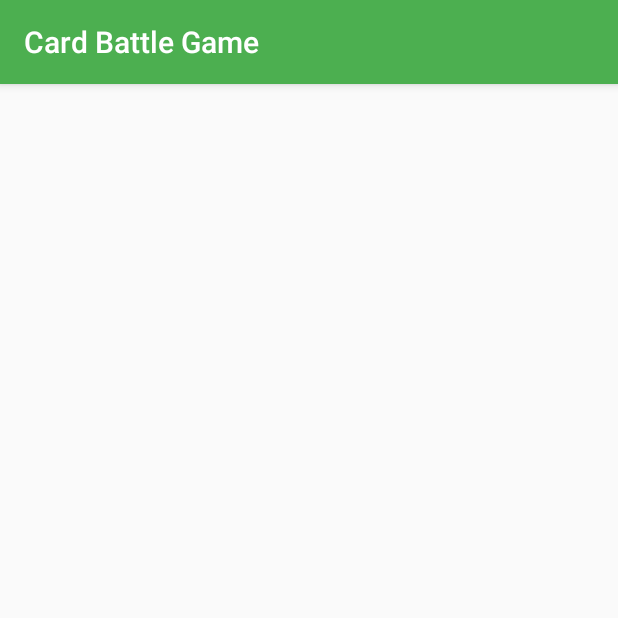
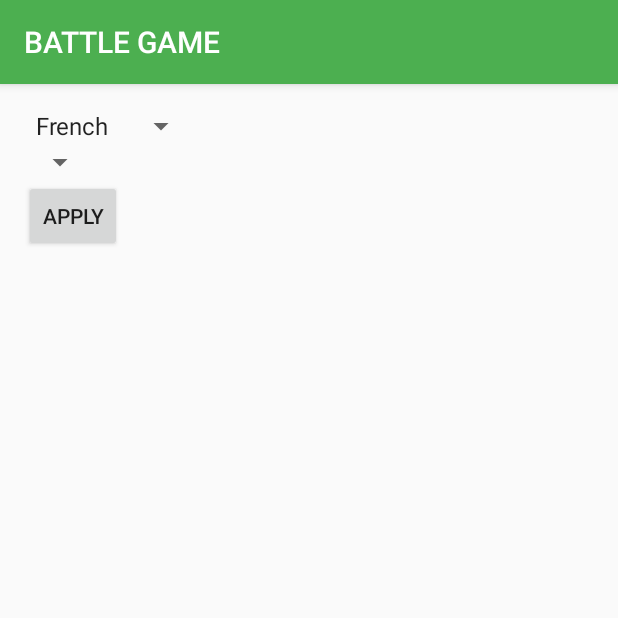
Before and after one commit to iksmiT/NewCardGameProject, an Android app: the screen it shows after launch (SettingsActivity), after a tap on "SETTINGS", on a phone screen of 412 x 824 dp, the top half of it. Run offline under Robolectric (Android 15) with nearby library versions, the phone set to English and light mode, and no system bars.

Commit message:
Added Switch language

```diff
--- a/app/src/main/res/layout/activity_main.xml
+++ b/app/src/main/res/layout/activity_main.xml
@@ -14,7 +14,7 @@
     <Button
         android:layout_width="wrap_content"
         android:layout_height="wrap_content"
-        android:text="PLAY"
+        android:text="@string/PLAY"
         android:layout_alignParentBottom="true"
         android:layout_alignParentStart="true"
         android:layout_marginStart="65dp"
@@ -25,7 +25,7 @@
     <Button
         android:layout_width="wrap_content"
         android:layout_height="wrap_content"
-        android:text="SETTINGS"
+        android:text="@string/SETTINGS"
         android:layout_alignTop="@+id/play_button"
         android:layout_alignParentEnd="true"
         android:layout_marginEnd="56dp"
@@ -35,7 +35,7 @@
     <Button
         android:layout_width="wrap_content"
         android:layout_height="wrap_content"
-        android:text="RULES"
+        android:text="@string/RULES"
         android:layout_centerHorizontal="true"
         android:layout_alignParentBottom="true"
         android:id="@+id/rules_button" />
--- a/app/src/main/res/layout/activity_play.xml
+++ b/app/src/main/res/layout/activity_play.xml
@@ -37,7 +37,7 @@
     <Button
         android:layout_width="wrap_content"
         android:layout_height="wrap_content"
-        android:text="PLAYER ONE"
+        android:text="@string/PLAYER_ONE"
         android:id="@+id/pick_from_one"
         android:layout_alignParentBottom="true"
         android:layout_alignParentStart="true" />
@@ -45,7 +45,7 @@
     <Button
         android:layout_width="wrap_content"
         android:layout_height="wrap_content"
-        android:text="PLAYER TWO"
+        android:text="@string/PLAYER_TWO"
         android:id="@+id/pick_from_two"
         android:layout_alignParentBottom="true"
         android:layout_alignParentEnd="true" />
@@ -88,7 +88,7 @@
         android:layout_height="wrap_content"
         android:layout_alignParentBottom="true"
         android:layout_centerHorizontal="true"
-        android:text="Next Round"
+        android:text="@string/NEXT_ROUND"
         android:id="@+id/next_turn_button"/>
 
     <TextView
--- a/app/src/main/res/layout/activity_settings.xml
+++ b/app/src/main/res/layout/activity_settings.xml
@@ -10,4 +10,28 @@
     android:paddingBottom="@dimen/activity_vertical_margin"
     tools:context="timski_ensicaen.newcardgameproject.SettingsActivity">
 
+    <Spinner
+        android:layout_width="wrap_content"
+        android:layout_height="wrap_content"
+        android:id="@+id/spinner_language"
+        android:entries="@array/Languages_array"
+        android:prompt="@string/spinner_prompt"
+        android:layout_alignParentTop="true"
+        android:layout_alignParentStart="true" />
+
+    <Spinner
+        android:layout_width="wrap_content"
+        android:layout_height="wrap_content"
+        android:id="@+id/spinner"
+        android:layout_below="@+id/spinner_language"
+        android:layout_alignParentStart="true" />
+
+    <Button
+        style="?android:attr/buttonStyleSmall"
+        android:layout_width="wrap_content"
+        android:layout_height="wrap_content"
+        android:text="@string/APPLY"
+        android:id="@+id/button"
+        android:layout_below="@+id/spinner"
+        android:layout_alignParentStart="true" />
 </RelativeLayout>
--- a/app/src/main/res/values/strings.xml
+++ b/app/src/main/res/values/strings.xml
@@ -1,10 +1,31 @@
 <resources>
-    <string name="app_name">Card Battle Game</string>
-    <string name="rules_title"> Here\'s a custom version of the battle card game\n</string>
-    <string name="rules_body"> \nTest your chance and defy a friend.\nEach round, each of you pick a card and compare their value. ACE is the highest card, TWO the lowest one. In a draw case, keep playing !\n</string>
-    <string name="rules_end"> \nThe round winner adds its opponent\'s card to his own deck.The first one to collect all the cards wins !\n</string>
-    <string name="rules_ccl"> \nGood Luck !\nby Timothy Vongsana and Quentin Simard</string>
+    <string name="app_name">BATTLE GAME</string>
     <string name="PLAY">PLAY</string>
-    <string name="SETTINGS"> SETTINGS </string>
-    <string name="RULES"> RULES </string>
+    <string name="RULES">RULES</string>
+    <string name="SETTINGS">SETTINGS</string>
+    <string name="DRAW">DRAW</string>
+    <string name="PLAYER_ONE">DRAW</string>
+    <string name="PLAYER_TWO">DRAW</string>
+    <string name="rules_body">\nUse your luck to defy a friend.\nEach turn, draw a card a compare its value. Ace is the most valuable, TWO is the least valuable. Play again in case of draw\n</string>
+    <string name="rules_ccl">\nGood luck !\nby Timothy Vongsana and Quentin Simard</string>
+    <string name="rules_end">\nThe one who wins keeps the cards of the turn. The first player to own all the cards wins\n</string>
+    <string name="rules_title">Customized battle game\n</string>
+    <string name="turn_p1">PLAYER ONE TURN !!!</string>
+    <string name="turn_p2">PLAYER TWO TURN !!!</string>
+    <string name="NEXT_ROUND">NEXT TURN</string>
+    <string name="p1_score">PLAYER ONE SCORES</string>
+    <string name="p1_lose">PLAYER ONE LOSES</string>
+    <string name="p2_score">PLAYER TWO SCORES</string>
+    <string name="p2_lose">PLAYER TWO LOSES</string>
+    <string name="REMATCH">REMATCH</string>
+    <string name="LANGUAGE">LANGUAGE</string>
+    <string name="BACKSCREEN">BACKSCREEN</string>
+    <string name="spinner_prompt">Select a language</string>
+    <string name="APPLY">Apply</string>
+    <string name="fr_select">You have selected French</string>
+    <string name="en_select">You have selected English</string>
+    <string-array name="Languages_array">
+        <item>French</item>
+        <item>English</item>
+    </string-array>
 </resources>
```
Also changed, not shown: app/src/main/java/timski_ensicaen/newcardgameproject/PlayActivity.java (+20 -20 lines), app/src/main/java/timski_ensicaen/newcardgameproject/SettingsActivity.java (+56 -7 lines), 1 other file.
